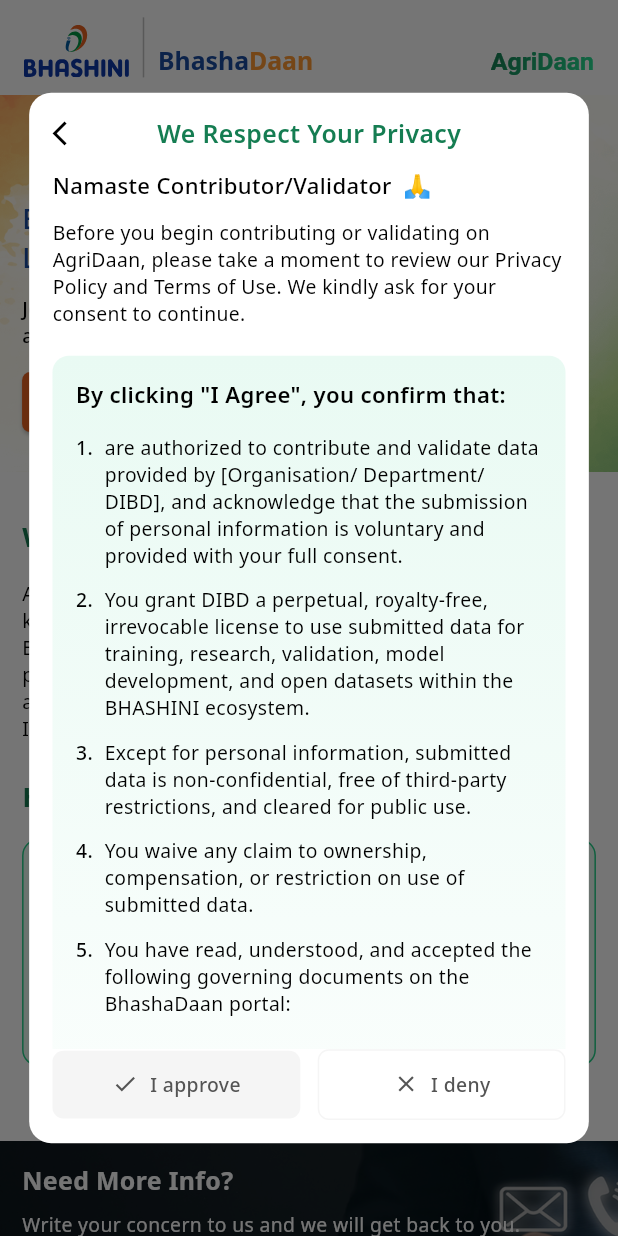
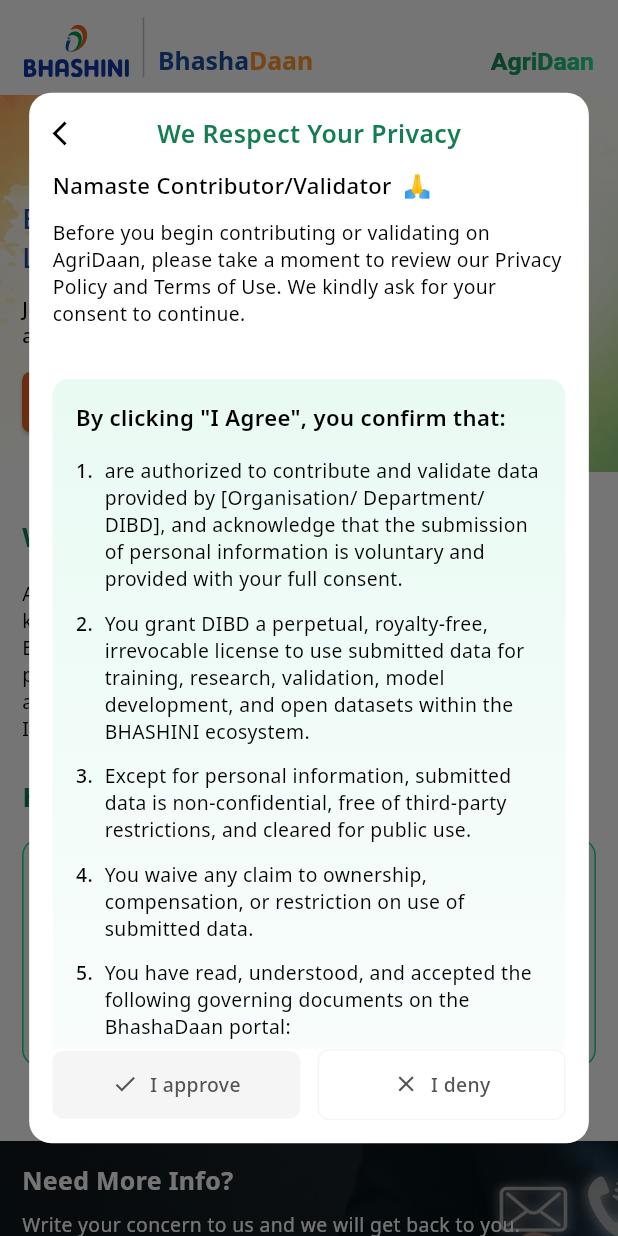
Before and after one commit to COSS-India/VoiceGive, a Flutter app: the screen it shows after launch, after a tap on "Let’s Get Started", on a phone screen of 412 x 824 dp. Run offline on Flutter 3.47's test engine with Material 3 defaults, Android fonts, the phone set to English and light mode, and no system bars; our stand-ins replace cached_network_image, flutter_screenutil, flutter_svg, google_fonts, just_audio, lottie and 1 more; missing offline and left inert: record; generated files the repository leaves out were written again; project files that could hold a hidden picture were left out.

Commit message:
fix; resolve modal scroll issue

```diff
--- a/lib/common_widgets/consent_modal.dart
+++ b/lib/common_widgets/consent_modal.dart
@@ -68,9 +68,8 @@
               ),
             ),
 
-            // Scrollable Content
-            Expanded(
-              child: SingleChildScrollView(
+            // Fixed Content
+            Padding(
               padding: EdgeInsets.fromLTRB(16.w, 0, 16.w, 16.w),
               child: Column(
                 crossAxisAlignment: CrossAxisAlignment.start,
@@ -106,9 +105,15 @@
                     ),
                   ),
                   SizedBox(height: 20.w),
+                ],
+              ),
+            ),
 
-                    // Confirmation section with gradient background
-                    Container(
+            // Scrollable Content - Only the green container
+            Expanded(
+              child: SingleChildScrollView(
+                padding: EdgeInsets.fromLTRB(16.w, 0, 16.w, 16.w),
+                child: Container(
                   decoration: BoxDecoration(
                     gradient: LinearGradient(
                       begin: Alignment.topCenter,
@@ -187,9 +192,6 @@
                       ),
                     ],
                   ),
-                    ),
-                    SizedBox(height: 24.w),
-                  ],
                 ),
               ),
             ),
```
Lines whose indentation alone changed are shown as unchanged.
